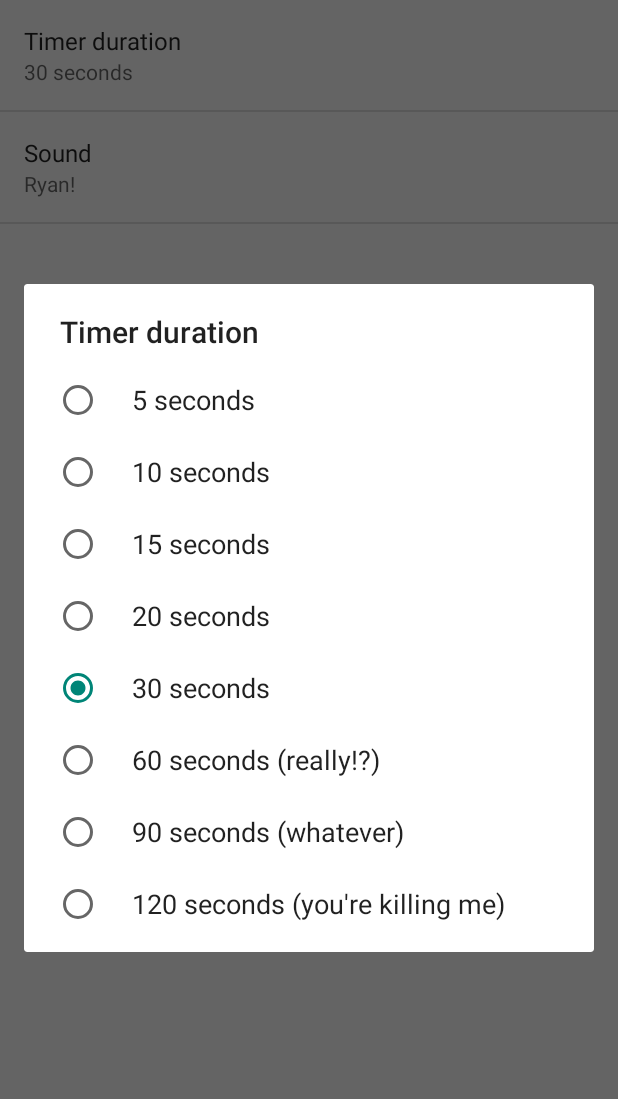
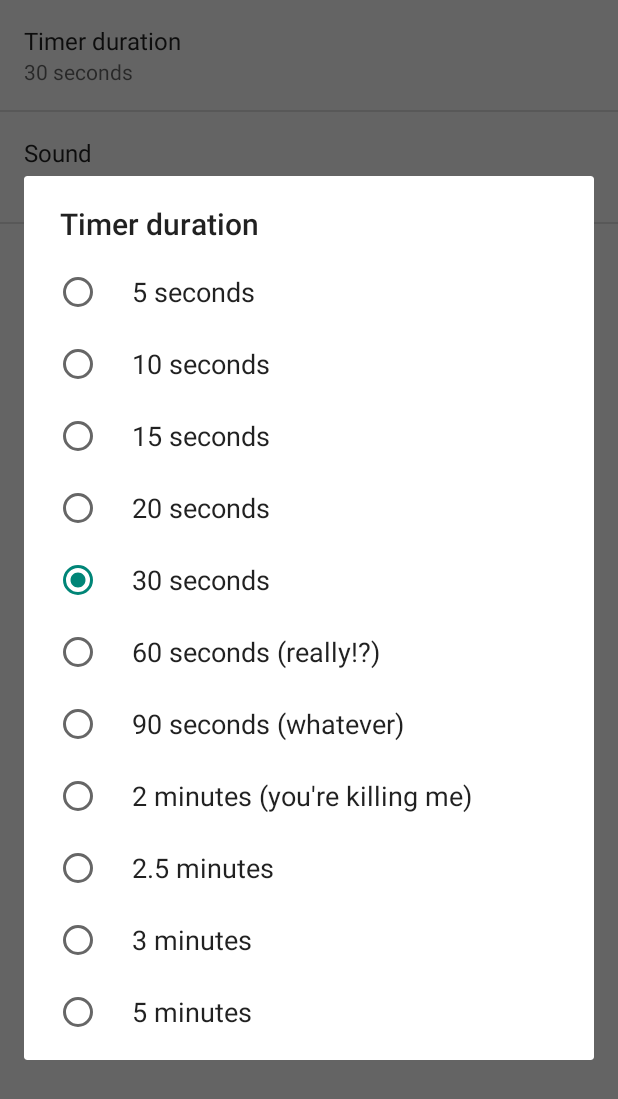
Before and after one commit to kuhrusty/AllOverButTheRyan, an Android app: the SettingsActivity screen opened directly, with no data from a screen before it, after a tap on "Timer duration", on a phone screen of 412 x 824 dp. Shown: the top 1099 px of the screen. Run offline under Robolectric (Android 15) with nearby library versions, the phone set to English and light mode, and no system bars.

Commit message:
Add some longer durations.

```diff
--- a/app/src/main/res/values/strings.xml
+++ b/app/src/main/res/values/strings.xml
@@ -19,7 +19,10 @@
         <item>30 seconds</item>
         <item>60 seconds (really!?)</item>
         <item>90 seconds (whatever)</item>
-        <item>120 seconds (you\'re killing me)</item>
+        <item>2 minutes (you\'re killing me)</item>
+        <item>2.5 minutes</item>
+        <item>3 minutes</item>
+        <item>5 minutes</item>
     </string-array>
     <string-array name="pref_timer_duration_values">
         <item>5</item>
@@ -30,6 +33,9 @@
         <item>60</item>
         <item>90</item>
         <item>120</item>
+        <item>150</item>
+        <item>180</item>
+        <item>300</item>
     </string-array>
 
     <string name="pref_title_sound">Sound</string>
```
